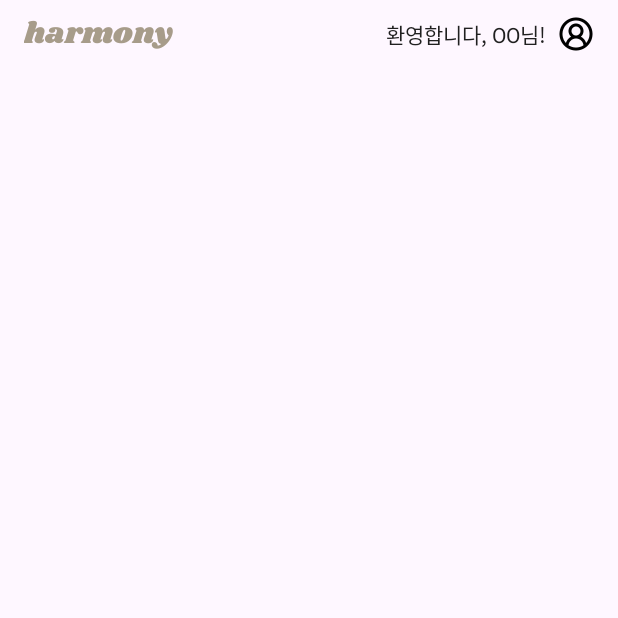
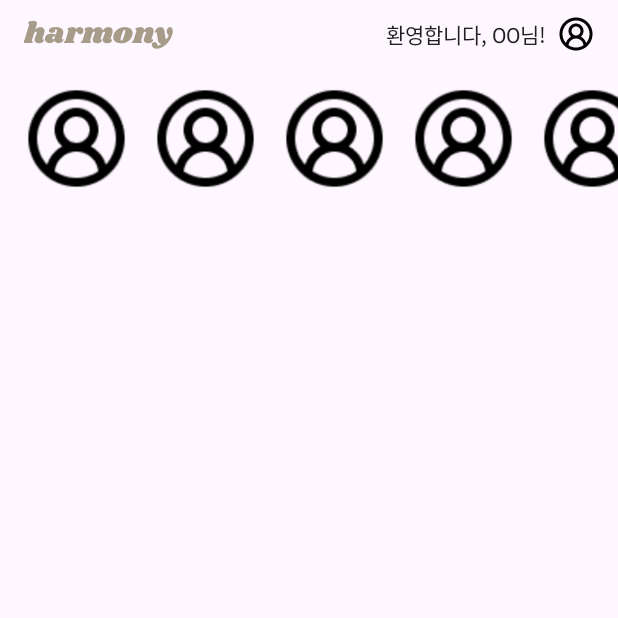
Before and after one commit to ImGaram/harmony_cafe, an Android app: the screen it shows after launch (HomeActivity), on a phone screen of 412 x 824 dp, the top half of it. Run offline under Robolectric (Android 15) with nearby library versions, the phone set to English and light mode, and no system bars.

Commit message:
추가 : Horizontal Scroll View 추가

```diff
--- a/app/src/main/res/layout/activity_home.xml
+++ b/app/src/main/res/layout/activity_home.xml
@@ -8,12 +8,14 @@
     tools:context=".LogInActivity">
 
     <androidx.constraintlayout.widget.ConstraintLayout
+        android:id="@+id/constraintLayout"
         android:layout_width="match_parent"
         android:layout_height="wrap_content"
         android:orientation="horizontal"
         android:paddingHorizontal="16dp"
         android:paddingVertical="8dp"
         tools:ignore="MissingConstraints">
+
         <TextView
             android:id="@+id/home_app_name"
             android:layout_width="wrap_content"
@@ -42,12 +44,84 @@
             android:id="@+id/imageButton"
             android:layout_width="24dp"
             android:layout_height="24dp"
+            android:contentDescription="@string/app_name"
             android:scaleType="centerCrop"
             android:src="@drawable/ic_profile"
             app:layout_constraintBottom_toBottomOf="parent"
             app:layout_constraintEnd_toEndOf="parent"
             app:layout_constraintTop_toTopOf="parent" />
+
     </androidx.constraintlayout.widget.ConstraintLayout>
 
+    <HorizontalScrollView
+        android:layout_width="match_parent"
+        android:layout_height="wrap_content"
+        android:orientation="horizontal"
+        android:paddingVertical="12dp"
+        android:paddingStart="16dp"
+        app:layout_constraintEnd_toEndOf="parent"
+        app:layout_constraintStart_toStartOf="parent"
+        app:layout_constraintTop_toBottomOf="@+id/constraintLayout">
+        <LinearLayout
+            android:layout_width="match_parent"
+            android:layout_height="wrap_content"
+            android:orientation="horizontal">
 
+            <ImageView
+                android:id="@+id/home_imageView1"
+                android:layout_width="70dp"
+                android:layout_height="70dp"
+                android:scaleType="centerCrop"
+                android:src="@drawable/ic_profile"
+                app:layout_constraintBottom_toBottomOf="parent"
+                app:layout_constraintEnd_toEndOf="parent"
+                app:layout_constraintTop_toTopOf="parent"
+                android:layout_marginEnd="16dp"/>
+
+            <ImageView
+                android:id="@+id/home_imageView2"
+                android:layout_width="70dp"
+                android:layout_height="70dp"
+                android:scaleType="centerCrop"
+                android:src="@drawable/ic_profile"
+                app:layout_constraintBottom_toBottomOf="parent"
+                app:layout_constraintEnd_toEndOf="parent"
+                app:layout_constraintTop_toTopOf="parent"
+                android:layout_marginEnd="16dp"/>
+
+            <ImageView
+                android:id="@+id/home_imageView3"
+                android:layout_width="70dp"
+                android:layout_height="70dp"
+                android:scaleType="centerCrop"
+                android:src="@drawable/ic_profile"
+                app:layout_constraintBottom_toBottomOf="parent"
+                app:layout_constraintEnd_toEndOf="parent"
+                app:layout_constraintTop_toTopOf="parent"
+                android:layout_marginEnd="16dp"/>
+
+            <ImageView
+                android:id="@+id/home_imageView4"
+                android:layout_width="70dp"
+                android:layout_height="70dp"
+                android:scaleType="centerCrop"
+                android:src="@drawable/ic_profile"
+                app:layout_constraintBottom_toBottomOf="parent"
+                app:layout_constraintEnd_toEndOf="parent"
+                app:layout_constraintTop_toTopOf="parent"
+                android:layout_marginEnd="16dp"/>
+
+            <ImageView
+                android:id="@+id/home_imageView5"
+                android:layout_width="70dp"
+                android:layout_height="70dp"
+                android:scaleType="centerCrop"
+                android:src="@drawable/ic_profile"
+                app:layout_constraintBottom_toBottomOf="parent"
+                app:layout_constraintEnd_toEndOf="parent"
+                app:layout_constraintTop_toTopOf="parent"
+                android:layout_marginEnd="16dp"/>
+        </LinearLayout>
+
+    </HorizontalScrollView>
 </androidx.constraintlayout.widget.ConstraintLayout>
```
